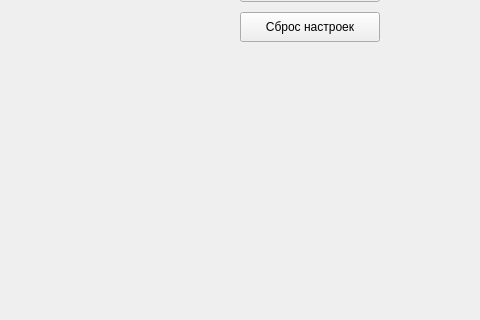
First picture: the form in widget.ui, repository MAPSWorks/superpos, before the edit; both pictures show x 520 to 1000 and y 398 to 718 of the 1000 by 718 pixel window.
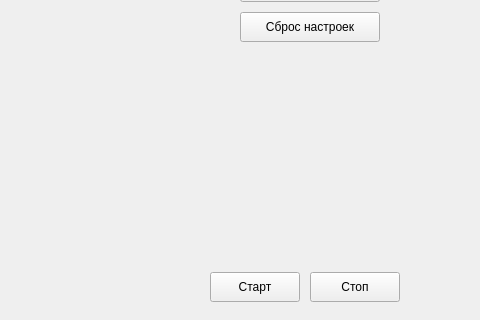
Second picture: the form after the edit.

Diff of the .ui file:
```diff
--- a/widget.ui
+++ b/widget.ui
@@ -78,6 +78,32 @@
     <string>Сброс настроек</string>
    </property>
   </widget>
+  <widget class="QPushButton" name="pbStartImit">
+   <property name="geometry">
+    <rect>
+     <x>730</x>
+     <y>670</y>
+     <width>90</width>
+     <height>30</height>
+    </rect>
+   </property>
+   <property name="text">
+    <string>Старт</string>
+   </property>
+  </widget>
+  <widget class="QPushButton" name="pbStopImit">
+   <property name="geometry">
+    <rect>
+     <x>830</x>
+     <y>670</y>
+     <width>90</width>
+     <height>30</height>
+    </rect>
+   </property>
+   <property name="text">
+    <string>Стоп</string>
+   </property>
+  </widget>
  </widget>
  <layoutdefault spacing="6" margin="11"/>
  <resources/>
```
